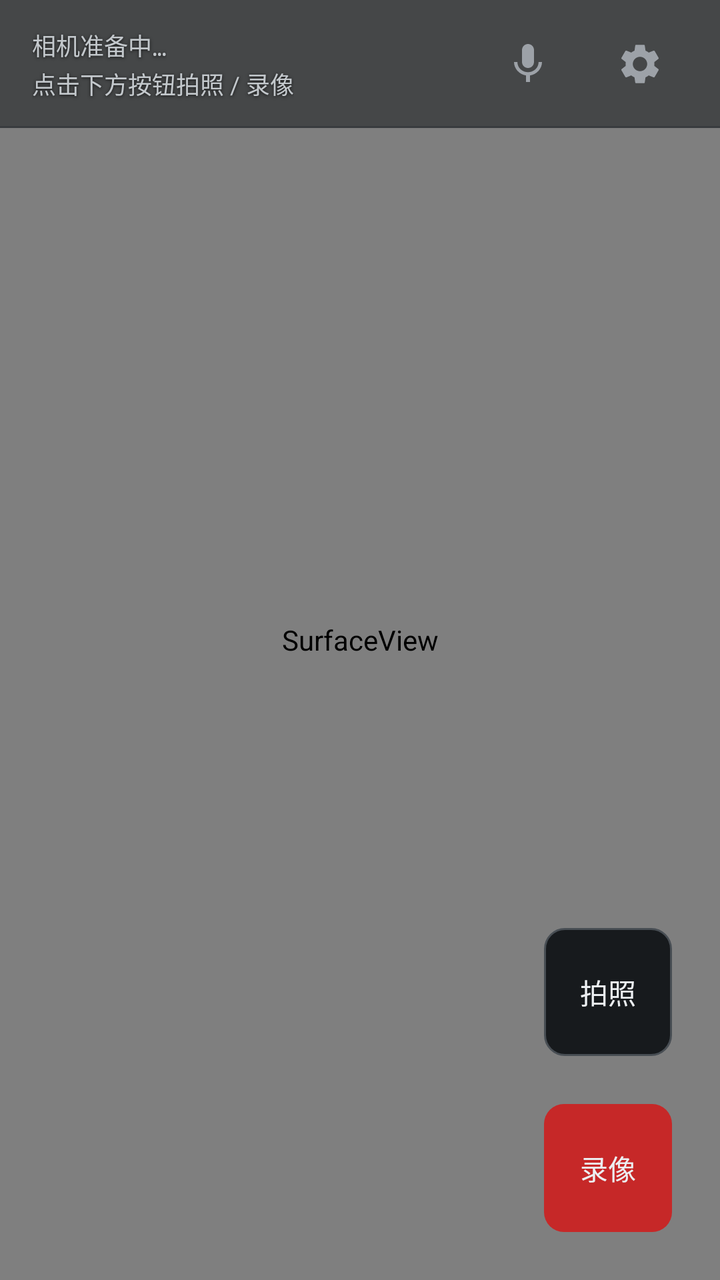
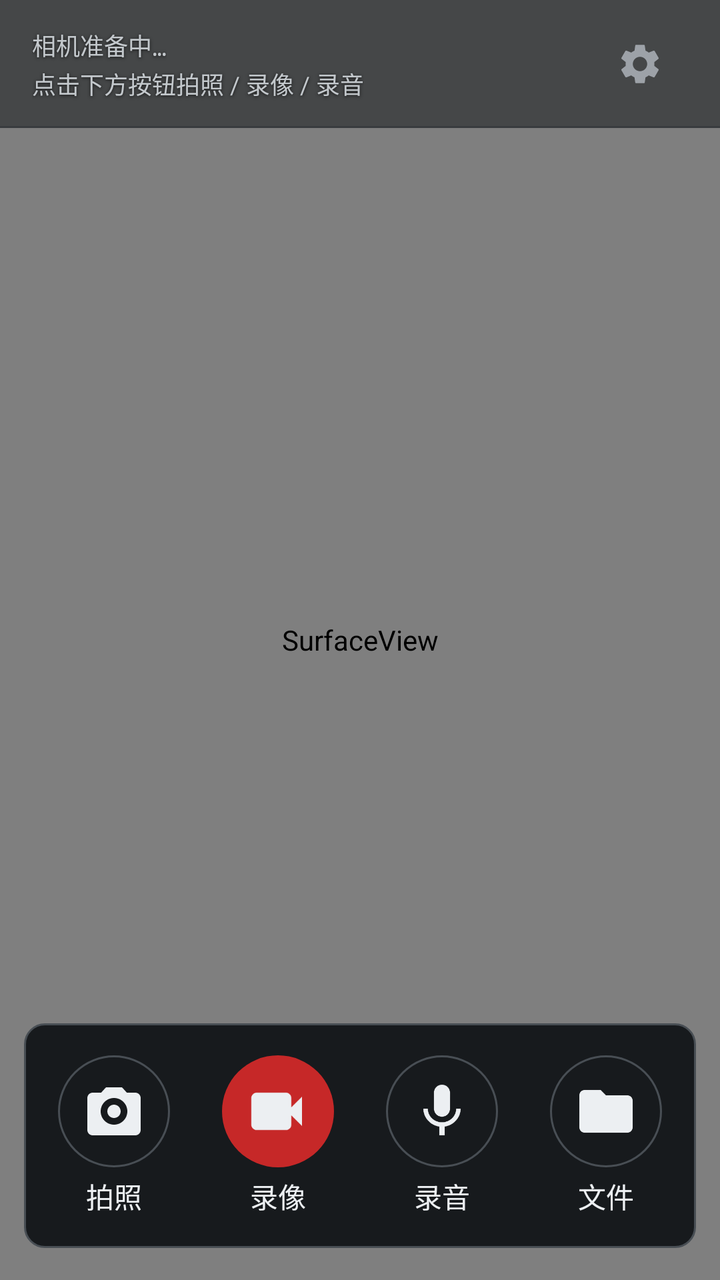

Before-and-after screenshots of an Android layout around one commit, followed by the original layout XML and the change that was made.
<!-- AndroidManifest.xml: application theme Theme.BodyCam -->
<!-- res/layout/activity_main.xml -->
<?xml version="1.0" encoding="utf-8"?>
<FrameLayout xmlns:android="http://schemas.android.com/apk/res/android"
    android:layout_width="match_parent"
    android:layout_height="match_parent"
    android:background="@color/paper">

    
    <SurfaceView
        android:id="@+id/preview"
        android:layout_width="match_parent"
        android:layout_height="match_parent" />

    
    <View
        android:id="@+id/flashView"
        android:layout_width="match_parent"
        android:layout_height="match_parent"
        android:alpha="0"
        android:background="@color/flash" />

    
    <LinearLayout
        android:layout_width="match_parent"
        android:layout_height="wrap_content"
        android:layout_gravity="top"
        android:orientation="vertical">

        
        <FrameLayout
            android:layout_width="match_parent"
            android:layout_height="wrap_content"
            android:background="@drawable/bg_top_bar"
            android:minHeight="@dimen/top_bar_height"
            android:paddingHorizontal="@dimen/space_md"
            android:paddingVertical="@dimen/space_xs">

            
            <LinearLayout
                android:layout_width="wrap_content"
                android:layout_height="wrap_content"
                android:layout_gravity="start|center_vertical"
                android:orientation="vertical">

                <LinearLayout
                    android:layout_width="wrap_content"
                    android:layout_height="wrap_content"
                    android:gravity="center_vertical"
                    android:orientation="horizontal">

                    <TextView
                        android:id="@+id/statusView"
                        style="@style/BodyCamInstrumentOverlay"
                        android:layout_width="wrap_content"
                        android:layout_height="wrap_content"
                        android:text="@string/status_booting" />

                    <View
                        android:id="@+id/recDot"
                        android:layout_width="@dimen/status_dot"
                        android:layout_height="@dimen/status_dot"
                        android:layout_marginStart="@dimen/space_xs"
                        android:background="@drawable/dot_rec"
                        android:visibility="invisible" />
                </LinearLayout>

                <TextView
                    android:id="@+id/hintView"
                    style="@style/BodyCamHintOverlay"
                    android:layout_width="wrap_content"
                    android:layout_height="wrap_content"
                    android:layout_marginTop="@dimen/space_3xs"
                    android:text="@string/hint_keys" />
            </LinearLayout>

            
            <TextView
                android:id="@+id/timerView"
                style="@style/BodyCamInstrumentLargeOverlay"
                android:layout_width="wrap_content"
                android:layout_height="wrap_content"
                android:layout_gravity="center"
                android:text="@string/timer_zero"
                android:visibility="gone" />

            
            <LinearLayout
                android:layout_width="wrap_content"
                android:layout_height="wrap_content"
                android:layout_gravity="end|center_vertical"
                android:gravity="center_vertical"
                android:orientation="horizontal">

                
                <View
                    android:id="@+id/preRecordDot"
                    android:layout_width="@dimen/status_dot"
                    android:layout_height="@dimen/status_dot"
                    android:background="@drawable/dot_pre_record"
                    android:visibility="gone" />

                
                <ImageView
                    android:id="@+id/btnAudioRecord"
                    android:layout_width="@dimen/touch_target"
                    android:layout_height="@dimen/touch_target"
                    android:layout_marginStart="@dimen/space_xs"
                    android:background="@drawable/bg_icon_button"
                    android:contentDescription="@string/title_audio_record"
                    android:focusable="true"
                    android:padding="@dimen/space_sm"
                    android:src="@drawable/ic_mic" />

                <ImageView
                    android:id="@+id/btnSettings"
                    android:layout_width="@dimen/touch_target"
                    android:layout_height="@dimen/touch_target"
                    android:layout_marginStart="@dimen/space_xs"
                    android:background="@drawable/bg_icon_button"
                    android:contentDescription="@string/title_settings"
                    android:focusable="true"
                    android:padding="@dimen/space_sm"
                    android:src="@drawable/ic_settings" />
            </LinearLayout>
        </FrameLayout>

        
        <TextView
            android:id="@+id/debugView"
            style="@style/BodyCamInstrumentOverlay"
            android:layout_width="wrap_content"
            android:layout_height="wrap_content"
            android:layout_marginStart="@dimen/space_md"
            android:layout_marginTop="@dimen/space_xs"
            android:background="@drawable/bg_panel"
            android:clickable="true"
            android:focusable="true"
            android:lineSpacingExtra="@dimen/space_3xs"
            android:paddingHorizontal="@dimen/space_sm"
            android:paddingVertical="@dimen/space_xs"
            android:visibility="gone" />
    </LinearLayout>

    
    <LinearLayout
        android:layout_width="wrap_content"
        android:layout_height="wrap_content"
        android:layout_gravity="bottom|end"
        android:layout_marginEnd="@dimen/space_lg"
        android:layout_marginBottom="@dimen/space_lg"
        android:gravity="center_horizontal"
        android:orientation="vertical">

        <TextView
            android:id="@+id/btnShutter"
            style="@style/BodyCamLabel"
            android:layout_width="@dimen/control_size"
            android:layout_height="@dimen/control_size"
            android:background="@drawable/bg_btn_capture"
            android:clickable="true"
            android:focusable="true"
            android:gravity="center"
            android:text="@string/btn_capture" />

        <TextView
            android:id="@+id/btnRecord"
            style="@style/BodyCamLabel"
            android:layout_width="@dimen/control_size"
            android:layout_height="@dimen/control_size"
            android:layout_marginTop="@dimen/space_lg"
            android:background="@drawable/bg_btn_record"
            android:clickable="true"
            android:focusable="true"
            android:gravity="center"
            android:text="@string/btn_record"
            android:textColor="@color/ink" />
    </LinearLayout>

</FrameLayout>
<!-- resources referenced by this layout -->
<resources>
  <color name="ink">#ECEFF2</color>
  <dimen name="control_size">64dp</dimen>
  <dimen name="space_lg">24dp</dimen>
  <dimen name="space_xs">8dp</dimen>
  <!-- drawable bg_btn_capture (drawable) -->
  <?xml version="1.0" encoding="utf-8"?>
  <selector xmlns:android="http://schemas.android.com/apk/res/android">
  
      <item android:state_focused="true">
          <shape android:shape="rectangle">
              <solid android:color="@color/scrim_well" />
              <stroke
                  android:width="@dimen/rule_strong"
                  android:color="@color/accent" />
              <corners android:radius="@dimen/radius_control" />
          </shape>
      </item>
  
      <item>
          <ripple android:color="@color/ripple_on_paper">
              <item>
                  <shape android:shape="rectangle">
                      <solid android:color="@color/scrim_well" />
                      <stroke
                          android:width="@dimen/rule_hair"
                          android:color="@color/rule_2" />
                      <corners android:radius="@dimen/radius_control" />
                  </shape>
              </item>
          </ripple>
      </item>
  </selector>
  <!-- drawable bg_btn_record (drawable) -->
  <selector xmlns:android="http://schemas.android.com/apk/res/android">
  
      <item android:state_focused="true">
          <shape android:shape="rectangle">
              <solid android:color="@color/rec_fill_focus" />
              <stroke
                  android:width="@dimen/rule_strong"
                  android:color="@color/ink" />
              <corners android:radius="@dimen/radius_control" />
          </shape>
      </item>
  
      <item>
          <ripple android:color="@color/ripple_on_paper">
              <item>
                  <shape android:shape="rectangle">
                      <solid android:color="@color/rec_fill" />
                      <corners android:radius="@dimen/radius_control" />
                  </shape>
              </item>
          </ripple>
      </item>
  </selector>
  <string name="hint_keys">点击下方按钮拍照 / 录像</string>
  <dimen name="radius_control">10dp</dimen>
  <color name="muted">#9DA2A8</color>
  <color name="ink_2">#C3C8CC</color>
  <dimen name="text_md">14sp</dimen>
  <dimen name="text_sm">12sp</dimen>
  <dimen name="text_xl">18sp</dimen>
  <!-- unchanged entries left out for length: 46 -->
</resources>

<!-- the commit's change to res/layout/activity_main.xml (unified diff, before → after) -->
@@ -97,18 +97,6 @@
                     android:layout_height="@dimen/status_dot"
                     android:background="@drawable/dot_pre_record"
                     android:visibility="gone" />
-
-                
-                <ImageView
-                    android:id="@+id/btnAudioRecord"
-                    android:layout_width="@dimen/touch_target"
-                    android:layout_height="@dimen/touch_target"
-                    android:layout_marginStart="@dimen/space_xs"
-                    android:background="@drawable/bg_icon_button"
-                    android:contentDescription="@string/title_audio_record"
-                    android:focusable="true"
-                    android:padding="@dimen/space_sm"
-                    android:src="@drawable/ic_mic" />
 
                 <ImageView
                     android:id="@+id/btnSettings"
@@ -142,37 +130,144 @@
 
     
     <LinearLayout
-        android:layout_width="wrap_content"
+        android:id="@+id/dockBar"
+        android:layout_width="match_parent"
         android:layout_height="wrap_content"
-        android:layout_gravity="bottom|end"
-        android:layout_marginEnd="@dimen/space_lg"
-        android:layout_marginBottom="@dimen/space_lg"
-        android:gravity="center_horizontal"
-        android:orientation="vertical">
-
-        <TextView
+        android:layout_gravity="bottom"
+        android:layout_marginHorizontal="@dimen/space_sm"
+        android:layout_marginBottom="@dimen/space_md"
+        android:background="@drawable/bg_dock_bar"
+        android:baselineAligned="false"
+        android:gravity="center_vertical"
+        android:orientation="horizontal"
+        android:paddingHorizontal="@dimen/space_2xs"
+        android:paddingVertical="@dimen/space_sm">
+
+        
+        <LinearLayout
             android:id="@+id/btnShutter"
-            style="@style/BodyCamLabel"
-            android:layout_width="@dimen/control_size"
-            android:layout_height="@dimen/control_size"
-            android:background="@drawable/bg_btn_capture"
-            android:clickable="true"
-            android:focusable="true"
-            android:gravity="center"
-            android:text="@string/btn_capture" />
-
-        <TextView
+            android:layout_width="0dp"
+            android:layout_height="wrap_content"
+            android:layout_weight="1"
+            android:background="?android:attr/selectableItemBackground"
+            android:clickable="true"
+            android:contentDescription="@string/btn_capture"
+            android:focusable="true"
+            android:gravity="center_horizontal"
+            android:orientation="vertical"
+            android:paddingVertical="@dimen/space_2xs">
+
+            <ImageView
+                android:layout_width="@dimen/dock_button_size"
+                android:layout_height="@dimen/dock_button_size"
+                android:background="@drawable/bg_dock_button"
+                android:importantForAccessibility="no"
+                android:padding="@dimen/space_sm"
+                android:src="@drawable/ic_capture"
+                android:tint="@color/ink" />
+
+            <TextView
+                style="@style/BodyCamLabel"
+                android:layout_width="wrap_content"
+                android:layout_height="wrap_content"
+                android:layout_marginTop="@dimen/space_2xs"
+                android:text="@string/btn_capture" />
+        </LinearLayout>
+
+        
+        <LinearLayout
             android:id="@+id/btnRecord"
-            style="@style/BodyCamLabel"
-            android:layout_width="@dimen/control_size"
-            android:layout_height="@dimen/control_size"
-            android:layout_marginTop="@dimen/space_lg"
-            android:background="@drawable/bg_btn_record"
-            android:clickable="true"
-            android:focusable="true"
-            android:gravity="center"
-            android:text="@string/btn_record"
-            android:textColor="@color/ink" />
+            android:layout_width="0dp"
+            android:layout_height="wrap_content"
+            android:layout_weight="1"
+            android:background="?android:attr/selectableItemBackground"
+            android:clickable="true"
+            android:contentDescription="@string/btn_record"
+            android:focusable="true"
+            android:gravity="center_horizontal"
+            android:orientation="vertical"
+            android:paddingVertical="@dimen/space_2xs">
+
+            <ImageView
+                android:id="@+id/iconRecord"
+                android:layout_width="@dimen/dock_button_size"
+                android:layout_height="@dimen/dock_button_size"
+                android:background="@drawable/bg_dock_record"
+                android:importantForAccessibility="no"
+                android:padding="@dimen/space_sm"
+                android:src="@drawable/ic_record"
+                android:tint="@color/ink" />
+
+            <TextView
+                android:id="@+id/labelRecord"
+                style="@style/BodyCamLabel"
+                android:layout_width="wrap_content"
+                android:layout_height="wrap_content"
+                android:layout_marginTop="@dimen/space_2xs"
+                android:text="@string/btn_record" />
+        </LinearLayout>
+
+        
+        <LinearLayout
+            android:id="@+id/btnAudioRecord"
+            android:layout_width="0dp"
+            android:layout_height="wrap_content"
+            android:layout_weight="1"
+            android:background="?android:attr/selectableItemBackground"
+            android:clickable="true"
+            android:contentDescription="@string/title_audio_record"
+            android:focusable="true"
+            android:gravity="center_horizontal"
+            android:orientation="vertical"
+            android:paddingVertical="@dimen/space_2xs">
+
+            <ImageView
+                android:layout_width="@dimen/dock_button_size"
+                android:layout_height="@dimen/dock_button_size"
+                android:background="@drawable/bg_dock_button"
+                android:importantForAccessibility="no"
+                android:padding="@dimen/space_sm"
+                android:src="@drawable/ic_mic"
+                android:tint="@color/ink" />
+
+            <TextView
+                style="@style/BodyCamLabel"
+                android:layout_width="wrap_content"
+                android:layout_height="wrap_content"
+                android:layout_marginTop="@dimen/space_2xs"
+                android:text="@string/title_audio_record" />
+        </LinearLayout>
+
+        
+        <LinearLayout
+            android:id="@+id/btnFiles"
+            android:layout_width="0dp"
+            android:layout_height="wrap_content"
+            android:layout_weight="1"
+            android:background="?android:attr/selectableItemBackground"
+            android:clickable="true"
+            android:contentDescription="@string/title_files"
+            android:focusable="true"
+            android:gravity="center_horizontal"
+            android:orientation="vertical"
+            android:paddingVertical="@dimen/space_2xs">
+
+            <ImageView
+                android:layout_width="@dimen/dock_button_size"
+                android:layout_height="@dimen/dock_button_size"
+                android:background="@drawable/bg_dock_button"
+                android:importantForAccessibility="no"
+                android:padding="@dimen/space_sm"
+                android:src="@drawable/ic_folder"
+                android:tint="@color/ink" />
+
+            <TextView
+                style="@style/BodyCamLabel"
+                android:layout_width="wrap_content"
+                android:layout_height="wrap_content"
+                android:layout_marginTop="@dimen/space_2xs"
+                android:text="@string/title_files" />
+        </LinearLayout>
     </LinearLayout>
 
 </FrameLayout>
<!-- resource entries referenced after the edit -->
@@ -1,63 +1,103 @@
 <!-- resources referenced by this layout -->
 <resources>
   <color name="ink">#ECEFF2</color>
-  <dimen name="control_size">64dp</dimen>
-  <dimen name="space_lg">24dp</dimen>
+  <dimen name="dock_button_size">56dp</dimen>
+  <dimen name="space_2xs">4dp</dimen>
   <dimen name="space_xs">8dp</dimen>
-  <!-- drawable bg_btn_capture (drawable) -->
+  <!-- drawable bg_dock_bar (drawable) -->
+  <?xml version="1.0" encoding="utf-8"?>
+  <shape xmlns:android="http://schemas.android.com/apk/res/android"
+      android:shape="rectangle">
+      <solid android:color="@color/scrim_well" />
+      <stroke
+          android:width="@dimen/rule_hair"
+          android:color="@color/rule_2" />
+      <corners android:radius="@dimen/radius_panel" />
+  </shape>
+  <!-- drawable bg_dock_button (drawable) -->
   <?xml version="1.0" encoding="utf-8"?>
   <selector xmlns:android="http://schemas.android.com/apk/res/android">
   
       <item android:state_focused="true">
-          <shape android:shape="rectangle">
-              <solid android:color="@color/scrim_well" />
+          <shape android:shape="oval">
+              <solid android:color="@android:color/transparent" />
               <stroke
                   android:width="@dimen/rule_strong"
                   android:color="@color/accent" />
-              <corners android:radius="@dimen/radius_control" />
           </shape>
       </item>
   
       <item>
           <ripple android:color="@color/ripple_on_paper">
               <item>
-                  <shape android:shape="rectangle">
-                      <solid android:color="@color/scrim_well" />
+                  <shape android:shape="oval">
+                      <solid android:color="@android:color/transparent" />
                       <stroke
                           android:width="@dimen/rule_hair"
                           android:color="@color/rule_2" />
-                      <corners android:radius="@dimen/radius_control" />
                   </shape>
               </item>
           </ripple>
       </item>
   </selector>
-  <!-- drawable bg_btn_record (drawable) -->
+  <!-- drawable bg_dock_record (drawable) -->
+  <?xml version="1.0" encoding="utf-8"?>
   <selector xmlns:android="http://schemas.android.com/apk/res/android">
   
       <item android:state_focused="true">
-          <shape android:shape="rectangle">
+          <shape android:shape="oval">
               <solid android:color="@color/rec_fill_focus" />
               <stroke
                   android:width="@dimen/rule_strong"
                   android:color="@color/ink" />
-              <corners android:radius="@dimen/radius_control" />
           </shape>
       </item>
   
       <item>
           <ripple android:color="@color/ripple_on_paper">
               <item>
-                  <shape android:shape="rectangle">
+                  <shape android:shape="oval">
                       <solid android:color="@color/rec_fill" />
-                      <corners android:radius="@dimen/radius_control" />
                   </shape>
               </item>
           </ripple>
       </item>
   </selector>
-  <string name="hint_keys">点击下方按钮拍照 / 录像</string>
-  <dimen name="radius_control">10dp</dimen>
+  <!-- drawable ic_capture (drawable) -->
+  <?xml version="1.0" encoding="utf-8"?>
+  <vector xmlns:android="http://schemas.android.com/apk/res/android"
+      android:width="24dp"
+      android:height="24dp"
+      android:viewportWidth="24"
+      android:viewportHeight="24">
+      <path
+          android:fillColor="@color/muted"
+          android:pathData="M9,3L7.17,5H4c-1.1,0 -2,0.9 -2,2v12c0,1.1 0.9,2 2,2h16c1.1,0 2,-0.9 2,-2V7c0,-1.1 -0.9,-2 -2,-2h-3.17L15,3H9zM12,17c-2.76,0 -5,-2.24 -5,-5s2.24,-5 5,-5s5,2.24 5,5s-2.24,5 -5,5zM12,9.5c-1.38,0 -2.5,1.12 -2.5,2.5s1.12,2.5 2.5,2.5s2.5,-1.12 2.5,-2.5S13.38,9.5 12,9.5z" />
+  </vector>
+  <!-- drawable ic_folder (drawable) -->
+  <?xml version="1.0" encoding="utf-8"?>
+  <vector xmlns:android="http://schemas.android.com/apk/res/android"
+      android:width="24dp"
+      android:height="24dp"
+      android:viewportWidth="24"
+      android:viewportHeight="24">
+      <path
+          android:fillColor="@color/muted"
+          android:pathData="M10,4H4c-1.1,0 -1.99,0.9 -1.99,2L2,18c0,1.1 0.9,2 2,2h16c1.1,0 2,-0.9 2,-2V8c0,-1.1 -0.9,-2 -2,-2h-8l-2,-2z" />
+  </vector>
+  <!-- drawable ic_record (drawable) -->
+  <?xml version="1.0" encoding="utf-8"?>
+  <vector xmlns:android="http://schemas.android.com/apk/res/android"
+      android:width="24dp"
+      android:height="24dp"
+      android:viewportWidth="24"
+      android:viewportHeight="24">
+      <path
+          android:fillColor="@color/muted"
+          android:pathData="M17,10.5V7c0,-1.1 -0.9,-2 -2,-2H4C2.9,5 2,5.9 2,7v10c0,1.1 0.9,2 2,2h11c1.1,0 2,-0.9 2,-2v-3.5l4,4v-11L17,10.5z" />
+  </vector>
+  <string name="hint_keys">点击下方按钮拍照 / 录像 / 录音</string>
+  <string name="title_files">文件</string>
   <color name="muted">#9DA2A8</color>
   <color name="ink_2">#C3C8CC</color>
   <dimen name="text_md">14sp</dimen>
